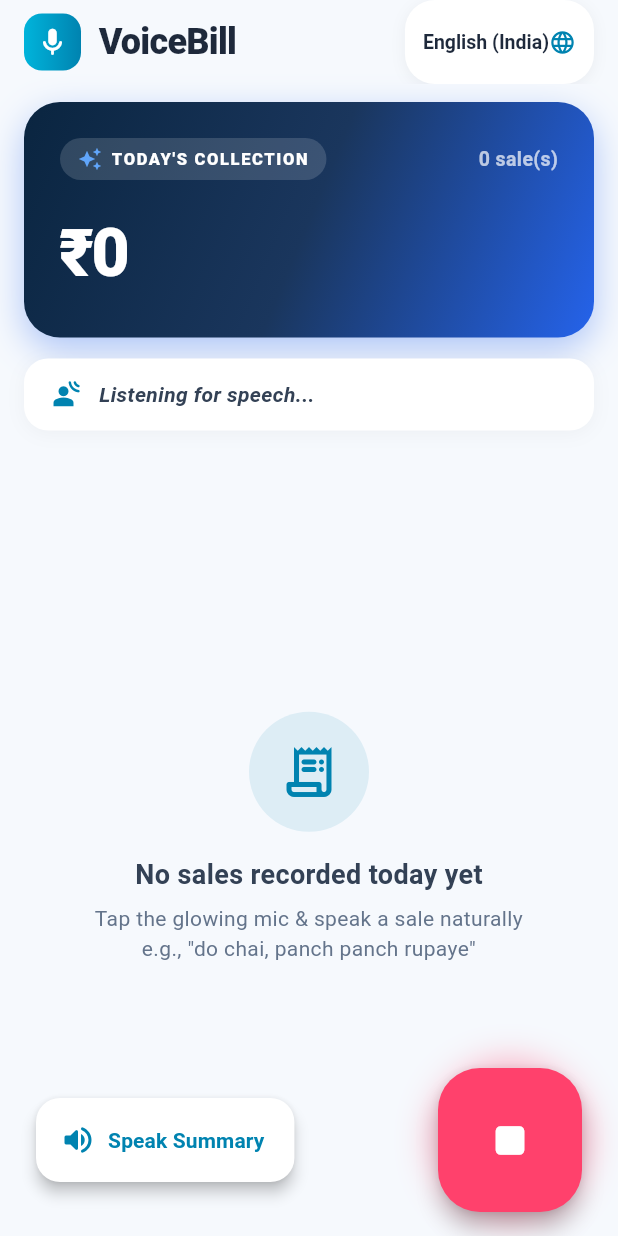
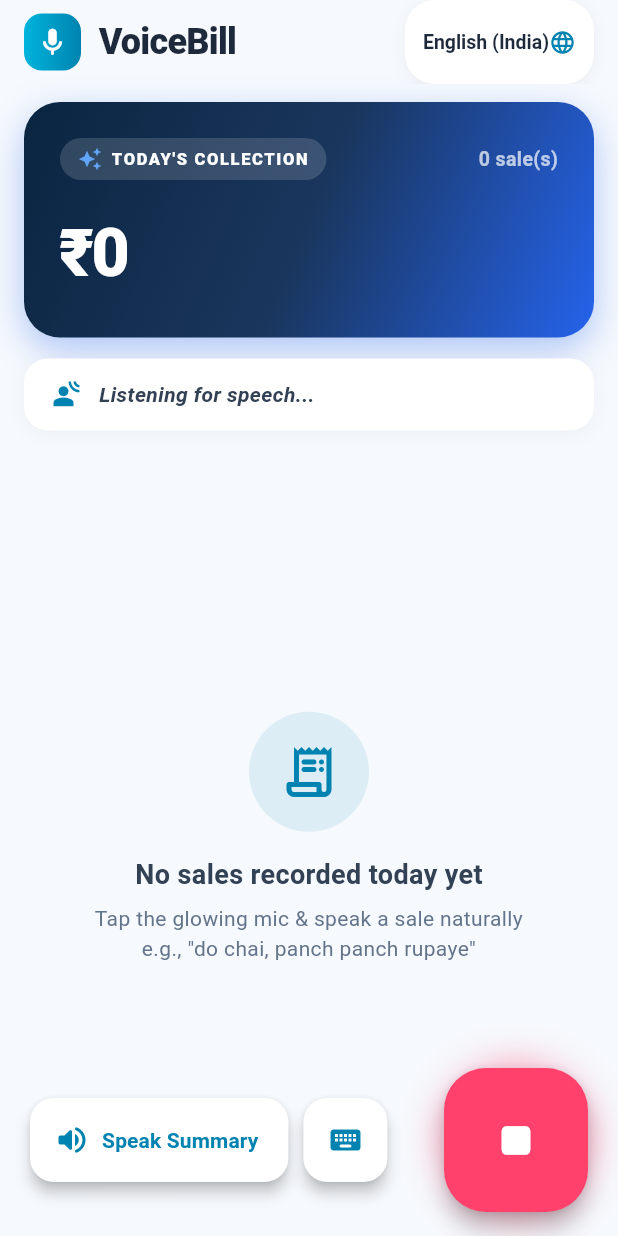
Before and after one commit to debajoyatibera/voicebill, a Flutter app: the screen it shows after launch, after a tap on the "mic" icon, on a phone screen of 412 x 824 dp. Run offline on Flutter 3.47's test engine with Material 3 defaults, Android fonts, the phone set to English and light mode, and no system bars; our stand-ins replace flutter_tts, permission_handler, shared_preferences, speech_to_text.

Commit message:
Fix voice input timeout bug and add Type Sale keyboard fallback

```diff
--- a/lib/screens/home_screen.dart
+++ b/lib/screens/home_screen.dart
@@ -23,6 +23,7 @@
   String _selectedLanguage = 'English (India)';
   bool _isListening = false;
   bool _isProcessing = false;
+  bool _hasSubmittedTranscript = false;
   String _liveTranscript = '';
   String? _errorMessage;
 
@@ -56,6 +57,9 @@
     if (_isListening) {
       await _speech.stop();
       setState(() => _isListening = false);
+      if (_liveTranscript.trim().isNotEmpty && !_hasSubmittedTranscript) {
+        await _handleTranscript(_liveTranscript);
+      }
       return;
     }
 
@@ -63,6 +67,7 @@
       _errorMessage = null;
       _liveTranscript = '';
       _isListening = true;
+      _hasSubmittedTranscript = false;
     });
 
     final localeId = VoiceLocale.options[_selectedLanguage]!;
@@ -71,7 +76,10 @@
       localeId: localeId,
       onResult: (transcript, isFinal) async {
         setState(() => _liveTranscript = transcript);
-        if (isFinal && transcript.trim().isNotEmpty) {
+        if (isFinal &&
+            transcript.trim().isNotEmpty &&
+            !_hasSubmittedTranscript) {
+          _hasSubmittedTranscript = true;
           setState(() => _isListening = false);
           await _handleTranscript(transcript);
         }
@@ -79,8 +87,71 @@
     );
   }
 
+  Future<void> _showTypeSaleDialog() async {
+    final controller = TextEditingController();
+    await showDialog(
+      context: context,
+      builder: (ctx) => AlertDialog(
+        shape: RoundedRectangleBorder(borderRadius: BorderRadius.circular(20)),
+        title: const Row(
+          children: [
+            Icon(Icons.keyboard_rounded, color: Color(0xFF0083B0)),
+            SizedBox(width: 8),
+            Text(
+              'Type or Paste Sale',
+              style: TextStyle(fontWeight: FontWeight.bold, fontSize: 18),
+            ),
+          ],
+        ),
+        content: TextField(
+          controller: controller,
+          autofocus: true,
+          decoration: InputDecoration(
+            hintText: 'e.g. "do chai, panch panch rupaye"',
+            border: OutlineInputBorder(
+              borderRadius: BorderRadius.circular(12),
+            ),
+          ),
+          onSubmitted: (val) {
+            Navigator.pop(ctx);
+            if (val.trim().isNotEmpty) {
+              _handleTranscript(val);
+            }
+          },
+        ),
+        actions: [
+          TextButton(
+            onPressed: () => Navigator.pop(ctx),
+            child: const Text('Cancel'),
+          ),
+          ElevatedButton(
+            style: ElevatedButton.styleFrom(
+              backgroundColor: const Color(0xFF0083B0),
+              foregroundColor: Colors.white,
+              shape: RoundedRectangleBorder(
+                borderRadius: BorderRadius.circular(12),
+              ),
+            ),
+            onPressed: () {
+              Navigator.pop(ctx);
+              if (controller.text.trim().isNotEmpty) {
+                _handleTranscript(controller.text);
+              }
+            },
+            child: const Text('Add Sale'),
+          ),
+        ],
+      ),
+    );
+  }
+
   Future<void> _handleTranscript(String transcript) async {
-    setState(() => _isProcessing = true);
+    if (_isProcessing) return;
+    _hasSubmittedTranscript = true;
+    setState(() {
+      _isProcessing = true;
+      _isListening = false;
+    });
     try {
       final sale = await _gemini.parseTranscript(transcript);
       if (sale == null) {
@@ -163,7 +234,8 @@
                 ),
                 borderRadius: BorderRadius.circular(12),
               ),
-              child: const Icon(Icons.mic_rounded, color: Colors.white, size: 22),
+              child:
+                  const Icon(Icons.mic_rounded, color: Colors.white, size: 22),
             ),
             const SizedBox(width: 12),
             const Text(
@@ -186,7 +258,7 @@
               borderRadius: BorderRadius.circular(20),
               boxShadow: [
                 BoxShadow(
-                  color: Colors.black.withOpacity(0.05),
+                  color: Colors.black.withValues(alpha: 0.05),
                   blurRadius: 8,
                   offset: const Offset(0, 2),
                 ),
@@ -229,7 +301,7 @@
                           width: 80,
                           height: 80,
                           decoration: BoxDecoration(
-                            color: const Color(0xFF0083B0).withOpacity(0.1),
+                            color: const Color(0xFF0083B0).withValues(alpha: 0.1),
                             shape: BoxShape.circle,
                           ),
                           child: const Icon(
@@ -260,7 +332,7 @@
                     ),
                   )
                 : ListView.builder(
-                    padding: const EdgeInsets.only(bottom: 100),
+                    padding: const EdgeInsets.only(bottom: 110),
                     itemCount: _sales.length,
                     itemBuilder: (context, i) => SaleCard(
                       sale: _sales[i],
@@ -272,9 +344,11 @@
       ),
       floatingActionButtonLocation: FloatingActionButtonLocation.centerFloat,
       floatingActionButton: Padding(
-        padding: const EdgeInsets.symmetric(horizontal: 24),
+        padding: const EdgeInsets.symmetric(horizontal: 20),
         child: Row(
           mainAxisAlignment: MainAxisAlignment.spaceBetween,
+          children: [
+            Row(
               children: [
                 FloatingActionButton.extended(
                   heroTag: 'summary',
@@ -288,6 +362,18 @@
                   ),
                   icon: const Icon(Icons.volume_up_rounded),
                 ),
+                const SizedBox(width: 10),
+                FloatingActionButton(
+                  heroTag: 'keyboard',
+                  onPressed: _showTypeSaleDialog,
+                  backgroundColor: Colors.white,
+                  foregroundColor: const Color(0xFF0083B0),
+                  elevation: 4,
+                  tooltip: 'Type or paste sale',
+                  child: const Icon(Icons.keyboard_rounded),
+                ),
+              ],
+            ),
             AnimatedBuilder(
               animation: _pulseController,
               builder: (context, child) {
@@ -297,15 +383,16 @@
                     boxShadow: _isListening
                         ? [
                             BoxShadow(
-                              color: const Color(0xFFFF416C)
-                                  .withOpacity(0.3 + 0.3 * _pulseController.value),
+                              color: const Color(0xFFFF416C).withValues(
+                                  alpha: 0.3 + 0.3 * _pulseController.value),
                               blurRadius: 20,
                               spreadRadius: 8 * _pulseController.value,
                             ),
                           ]
                         : [
                             BoxShadow(
-                              color: const Color(0xFF0083B0).withOpacity(0.4),
+                              color:
+                                  const Color(0xFF0083B0).withValues(alpha: 0.4),
                               blurRadius: 16,
                               offset: const Offset(0, 6),
                             ),
@@ -321,7 +408,9 @@
                         ? const CircularProgressIndicator(
                             color: Colors.white, strokeWidth: 3)
                         : Icon(
-                            _isListening ? Icons.stop_rounded : Icons.mic_rounded,
+                            _isListening
+                                ? Icons.stop_rounded
+                                : Icons.mic_rounded,
                             size: 38,
                             color: Colors.white,
                           ),
@@ -349,7 +438,7 @@
         ),
         boxShadow: [
           BoxShadow(
-            color: const Color(0xFF2563EB).withOpacity(0.35),
+            color: const Color(0xFF2563EB).withValues(alpha: 0.35),
             blurRadius: 20,
             offset: const Offset(0, 8),
           ),
@@ -362,14 +451,16 @@
             mainAxisAlignment: MainAxisAlignment.spaceBetween,
             children: [
               Container(
-                padding: const EdgeInsets.symmetric(horizontal: 12, vertical: 6),
+                padding:
+                    const EdgeInsets.symmetric(horizontal: 12, vertical: 6),
                 decoration: BoxDecoration(
-                  color: Colors.white.withOpacity(0.15),
+                  color: Colors.white.withValues(alpha: 0.15),
                   borderRadius: BorderRadius.circular(20),
                 ),
                 child: const Row(
                   children: [
-                    Icon(Icons.auto_awesome, color: Color(0xFF60A5FA), size: 16),
+                    Icon(Icons.auto_awesome,
+                        color: Color(0xFF60A5FA), size: 16),
                     SizedBox(width: 6),
                     Text(
                       "TODAY'S COLLECTION",
@@ -386,7 +477,7 @@
               Text(
                 '${_sales.length} sale(s)',
                 style: TextStyle(
-                  color: Colors.white.withOpacity(0.7),
+                  color: Colors.white.withValues(alpha: 0.7),
                   fontWeight: FontWeight.w600,
                   fontSize: 13,
                 ),
@@ -452,7 +543,7 @@
         borderRadius: BorderRadius.circular(16),
         boxShadow: [
           BoxShadow(
-            color: Colors.black.withOpacity(0.04),
+            color: Colors.black.withValues(alpha: 0.04),
             blurRadius: 10,
             offset: const Offset(0, 2),
           ),
--- a/lib/services/speech_service.dart
+++ b/lib/services/speech_service.dart
@@ -45,16 +45,20 @@
       if (!ok) return;
     }
 
+    final options = stt.SpeechListenOptions(
+      listenMode: stt.ListenMode.dictation,
+      partialResults: true,
+      cancelOnError: false,
+    );
+
     await _speech.listen(
       localeId: localeId,
       onResult: (result) {
         onResult(result.recognizedWords, result.finalResult);
       },
-      listenFor: const Duration(seconds: 15),
-      pauseFor: const Duration(seconds: 3),
-      partialResults: true,
-      cancelOnError: true,
-      listenMode: stt.ListenMode.confirmation,
+      listenFor: const Duration(seconds: 30),
+      pauseFor: const Duration(seconds: 10),
+      listenOptions: options,
     );
   }
 
```
Lines whose indentation alone changed are shown as unchanged.
